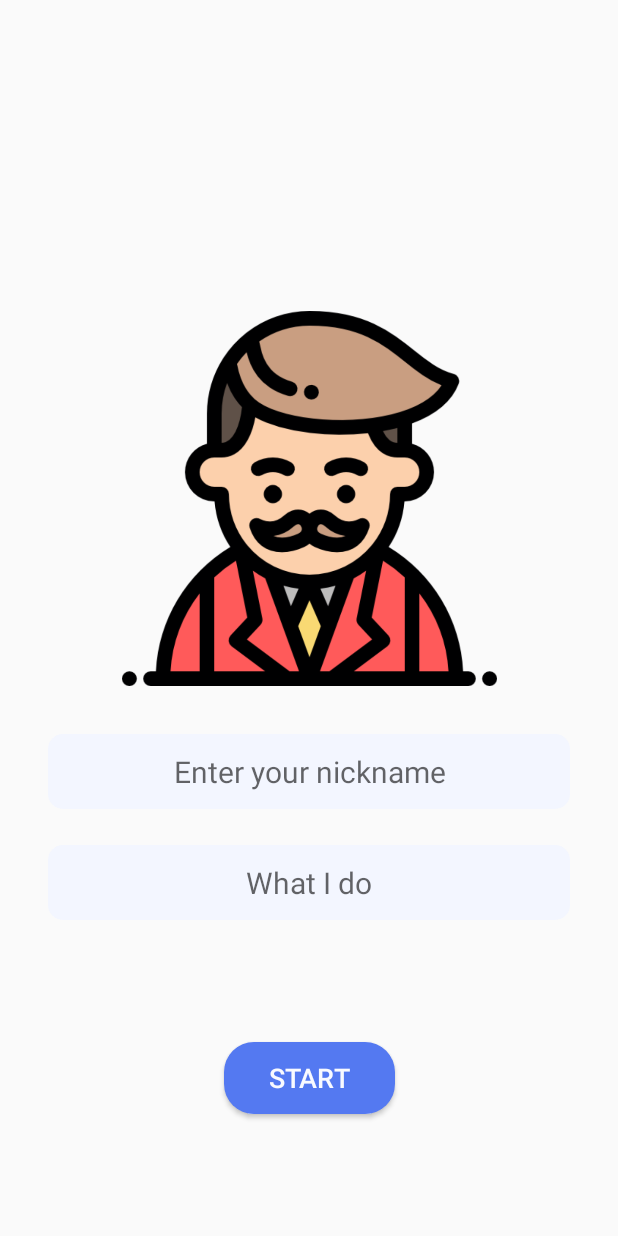
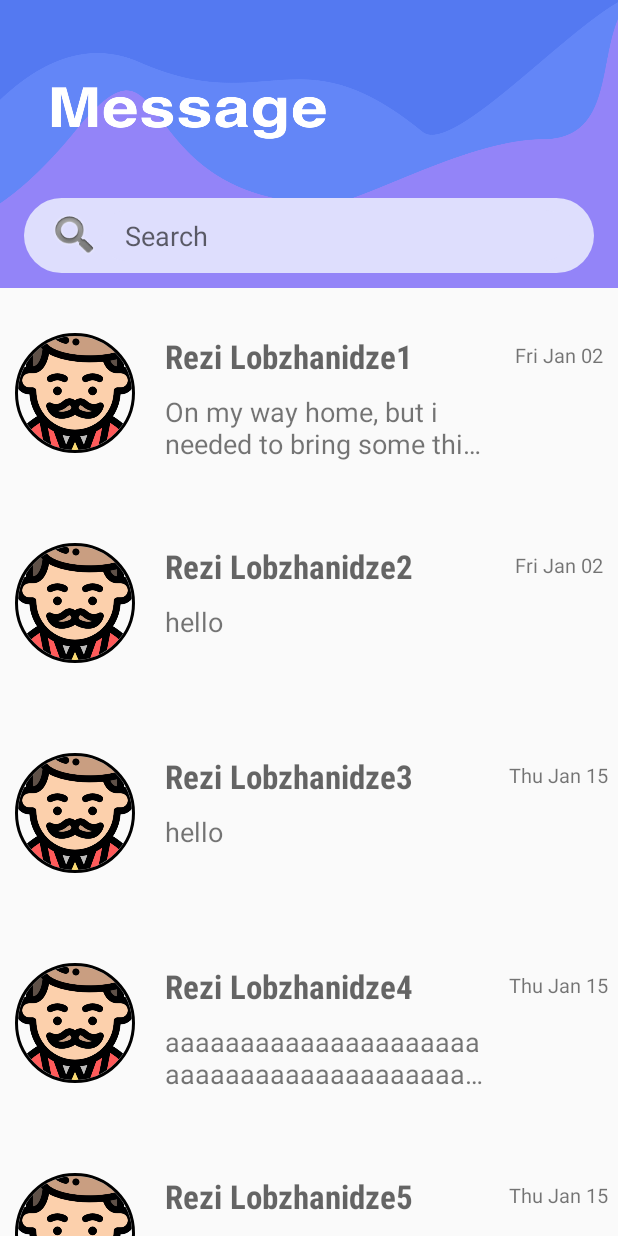
Before and after one commit to Android-Final-Project-dpipi17-rlobz17/Http-Chat, an Android app: the screen it shows after launch (MainActivity), on a phone screen of 412 x 824 dp. Run offline under Robolectric (Android 15) with nearby library versions, the phone set to English and light mode, and no system bars; our stand-ins replace CircleImageView.

Commit message:
Added History page

```diff
--- a/ChatClient/app/src/main/java/com/example/chatclient/pages/connectpage/ConnectPageModelImpl.kt
+++ b/ChatClient/app/src/main/java/com/example/chatclient/pages/connectpage/ConnectPageModelImpl.kt
@@ -7,7 +7,7 @@ class ConnectPageModelImpl(var presenter: ConnectPageContract.Presenter) : Conne
     override fun checkConnection(): Boolean {
         // TODO[DP] check service connection
         sleep(5000)
-        return false;
+        return false
     }
 
 }
--- /dev/null
+++ b/ChatClient/app/src/main/java/com/example/chatclient/pages/historypage/HistoryPageContract.kt
@@ -0,0 +1,21 @@
+package com.example.chatclient.pages.historypage
+
+import java.util.*
+
+interface HistoryPageContract {
+
+    interface View {
+        fun onDataUpdate()
+    }
+
+    interface Presenter {
+        fun getData(searchText : String)
+        fun removeMessages(nickname: String)
+    }
+
+    interface Model {
+        fun getData(searchText : String) : List<Objects>
+        fun removeMessages(nickname: String)
+    }
+
+}
--- /dev/null
+++ b/ChatClient/app/src/main/java/com/example/chatclient/pages/historypage/HistoryPageFragment.kt
@@ -0,0 +1,86 @@
+package com.example.chatclient.pages.historypage
+
+import android.content.Context
+import android.os.Bundle
+import android.view.LayoutInflater
+import android.view.View
+import android.view.ViewGroup
+import androidx.fragment.app.Fragment
+import androidx.recyclerview.widget.DefaultItemAnimator
+import androidx.recyclerview.widget.ItemTouchHelper
+import androidx.recyclerview.widget.LinearLayoutManager
+import androidx.recyclerview.widget.RecyclerView
+import com.example.chatclient.R
+import com.example.chatclient.pages.historypage.recyclerView.HistoryRecyclerView
+import com.example.chatclient.pages.historypage.recyclerView.HistoryRecyclerViewAdapter
+import com.example.chatclient.pages.historypage.recyclerView.HistoryRecyclerViewCellModel
+import java.util.*
+
+class HistoryPageFragment: Fragment(), HistoryPageContract.View {
+
+    private lateinit var mContext: Context
+    private lateinit var recyclerView: HistoryRecyclerView
+    private lateinit var recyclerViewAdapter: HistoryRecyclerViewAdapter
+
+    private var data : MutableList<HistoryRecyclerViewCellModel> = listOf(
+        HistoryRecyclerViewCellModel("", "Rezi Lobzhanidze1", "On my way home, but i needed to bring some things, so i stayed at home and I did not have enough time", Date(123422421)),
+        HistoryRecyclerViewCellModel("", "Rezi Lobzhanidze2", "hello", Date(123422333)),
+        HistoryRecyclerViewCellModel("", "Rezi Lobzhanidze3", "hello", Date(1234224213)),
+        HistoryRecyclerViewCellModel("", "Rezi Lobzhanidze4", "aaaaaaaaaaaaaaaaaaaaaaaaaaaaaaaaaaaaaaaaaaaaaaaaaaaaaaaaaaaaaaaaaaaaaaaaaaaaaaaaaaaaaaaaaaaaaaaaaaaaaa", Date(1234224321)),
+        HistoryRecyclerViewCellModel("", "Rezi Lobzhanidze5", "hello", Date(1234224323)),
+        HistoryRecyclerViewCellModel("", "Rezi Lobzhanidze6", "hello", Date(1234233331)),
+        HistoryRecyclerViewCellModel("", "Rezi Lobzhanidze7", "bbbbbbbbbbbbbbbbbbbbbbbbbbbbbbbbbbbbbbbbbbbbbbbbbbbbbbbbbbbbbbbbbbbbbbbbbbbbbbbbbbbbbbbbbbbbbbbbbbbbbbbbbbbbbbbbbbbbbbb", Date(123522421)),
+        HistoryRecyclerViewCellModel("", "Rezi Lobzhanidze8", "hello", Date(1231222421)),
+        HistoryRecyclerViewCellModel("", "Rezi Lobzhanidze9", "hello", Date(1211422421)),
+        HistoryRecyclerViewCellModel("", "Rezi Lobzhanidze10", "hello", Date(1299422421)),
+        HistoryRecyclerViewCellModel("", "Rezi Lobzhanidze11", "hello", Date(1239922421)),
+        HistoryRecyclerViewCellModel("", "Rezi Lobzhanidze12", "hello", Date(1234992421))
+    ).toMutableList()
+
+    override fun onAttach(context: Context) {
+        super.onAttach(context)
+        mContext = context
+    }
+
+    override fun onCreateView(
+        inflater: LayoutInflater,
+        container: ViewGroup?,
+        savedInstanceState: Bundle?
+    ): View? {
+        val view = inflater.inflate(R.layout.history_fragment_layout, container, false)
+
+        recyclerView = view.findViewById(R.id.history_recycler_view)
+        recyclerView.layoutManager = LinearLayoutManager(this.context)
+
+        recyclerView.itemAnimator = DefaultItemAnimator()
+
+        recyclerView.setEmptyView(view.findViewById(R.id.history_recycler_view_empty_text_view))
+        ItemTouchHelper(itemTouchHelpCallBack).attachToRecyclerView(recyclerView)
+        recyclerViewAdapter = HistoryRecyclerViewAdapter()
+        recyclerView.adapter = recyclerViewAdapter
+        recyclerViewAdapter.updateData(data)
+
+        return view
+    }
+
+    override fun onDataUpdate() {
+        // TODO[RL] Not yet implemented
+    }
+
+    private val itemTouchHelpCallBack = object : ItemTouchHelper.SimpleCallback(0, ItemTouchHelper.LEFT){
+        override fun onMove(
+            recyclerView: RecyclerView,
+            viewHolder: RecyclerView.ViewHolder,
+            target: RecyclerView.ViewHolder
+        ): Boolean {
+            return false
+        }
+
+        override fun onSwiped(viewHolder: RecyclerView.ViewHolder, direction: Int) {
+
+            data.removeAt(viewHolder.adapterPosition)
+            recyclerViewAdapter.updateData(data)
+        }
+    }
+
+}
--- /dev/null
+++ b/ChatClient/app/src/main/java/com/example/chatclient/pages/historypage/HistoryPageModelImpl.kt
@@ -0,0 +1,16 @@
+package com.example.chatclient.pages.historypage
+
+import java.util.*
+
+
+class HistoryPageModelImpl (var presenter: HistoryPageContract.Presenter) : HistoryPageContract.Model{
+
+    override fun getData(searchText: String): List<Objects> {
+        TODO("Not yet implemented")
+    }
+
+    override fun removeMessages(nickname: String) {
+        TODO("Not yet implemented")
+    }
+
+}
--- /dev/null
+++ b/ChatClient/app/src/main/java/com/example/chatclient/pages/historypage/HistoryPagePresenterImpl.kt
@@ -0,0 +1,15 @@
+package com.example.chatclient.pages.historypage
+
+import android.content.Context
+
+class HistoryPagePresenterImpl (var view: HistoryPageContract.View, var context: Context) : HistoryPageContract.Presenter{
+
+    override fun getData(searchText: String) {
+        TODO("Not yet implemented")
+    }
+
+    override fun removeMessages(nickname: String) {
+        TODO("Not yet implemented")
+    }
+
+}
--- /dev/null
+++ b/ChatClient/app/src/main/java/com/example/chatclient/pages/historypage/customViews/HistoryToolbarLayout.kt
@@ -0,0 +1,14 @@
+package com.example.chatclient.pages.historypage.customViews
+
+import android.content.Context
+import android.util.AttributeSet
+import android.view.View
+import androidx.constraintlayout.widget.ConstraintLayout
+
+class HistoryToolbarLayout(context: Context, attributes: AttributeSet) : ConstraintLayout(context, attributes) {
+
+    init {
+        View.inflate(context, com.example.chatclient.R.layout.history_toolbar_layout, this)
+    }
+
+}
--- /dev/null
+++ b/ChatClient/app/src/main/java/com/example/chatclient/pages/historypage/recyclerView/HistoryRecyclerView.kt
@@ -0,0 +1,49 @@
+package com.example.chatclient.pages.historypage.recyclerView
+
+import android.content.Context
+import android.util.AttributeSet
+import android.view.View
+import androidx.recyclerview.widget.RecyclerView
+
+class HistoryRecyclerView(context: Context, attributeSet: AttributeSet) : RecyclerView(context, attributeSet) {
+
+    private var empty_view : View? = null
+
+
+    private fun initEmptyView(){
+        if(empty_view != null){
+            if (adapter == null || adapter!!.itemCount == 0){
+                this.visibility = View.GONE
+                empty_view!!.visibility  = View.VISIBLE
+            }else{
+                empty_view!!.visibility = View.GONE
+                this.visibility = View.VISIBLE
+            }
+        }
+    }
+
+    private val observer = object : AdapterDataObserver(){
+        override fun onChanged() {
+            super.onChanged()
+            initEmptyView()
+        }
+
+        override fun onItemRangeRemoved(positionStart: Int, itemCount: Int) {
+            super.onItemRangeRemoved(positionStart, itemCount)
+            initEmptyView()
+        }
+    }
+
+    override fun setAdapter(adapter: Adapter<*>?) {
+        val oldAdapter = this.adapter
+        super.setAdapter(adapter)
+
+        oldAdapter?.unregisterAdapterDataObserver(observer)
+        adapter?.registerAdapterDataObserver(observer)
+    }
+
+    fun setEmptyView(view: View){
+        empty_view = view
+        initEmptyView()
+    }
+}
--- /dev/null
+++ b/ChatClient/app/src/main/java/com/example/chatclient/pages/historypage/recyclerView/HistoryRecyclerViewAdapter.kt
@@ -0,0 +1,31 @@
+package com.example.chatclient.pages.historypage.recyclerView
+
+import android.view.LayoutInflater
+import android.view.ViewGroup
+import androidx.recyclerview.widget.RecyclerView
+import com.example.chatclient.R
+
+class HistoryRecyclerViewAdapter : RecyclerView.Adapter<RecyclerView.ViewHolder>() {
+
+    private lateinit var data : List<HistoryRecyclerViewCellModel>
+
+    override fun onCreateViewHolder(parent: ViewGroup, viewType: Int): RecyclerView.ViewHolder {
+        val view = LayoutInflater.from(parent.context).inflate(R.layout.history_recycler_view_item, parent, false)
+        return HistoryRecyclerViewViewHolder(view)
+    }
+
+    override fun getItemCount(): Int {
+        return data.size
+    }
+
+    override fun onBindViewHolder(holder: RecyclerView.ViewHolder, position: Int) {
+        val history_recycler_view_cell_view_holder = holder as HistoryRecyclerViewViewHolder
+        history_recycler_view_cell_view_holder.setUpView(data[position])
+    }
+
+    fun updateData(newData: List<HistoryRecyclerViewCellModel>){
+        data = newData
+        notifyDataSetChanged()
+    }
+
+}
--- /dev/null
+++ b/ChatClient/app/src/main/java/com/example/chatclient/pages/historypage/recyclerView/HistoryRecyclerViewCellModel.kt
@@ -0,0 +1,10 @@
+package com.example.chatclient.pages.historypage.recyclerView
+
+import java.util.*
+
+data class HistoryRecyclerViewCellModel(
+    var image_string : String,
+    var nickname : String,
+    var last_message: String,
+    var last_date: Date
+)
--- /dev/null
+++ b/ChatClient/app/src/main/java/com/example/chatclient/pages/historypage/recyclerView/HistoryRecyclerViewViewHolder.kt
@@ -0,0 +1,40 @@
+package com.example.chatclient.pages.historypage.recyclerView
+
+import android.graphics.BitmapFactory
+import android.view.View
+import android.widget.ImageView
+import android.widget.TextView
+import androidx.recyclerview.widget.RecyclerView
+import com.example.chatclient.R
+
+class HistoryRecyclerViewViewHolder (itemView: View) : RecyclerView.ViewHolder(itemView) {
+
+    private var history_recycler_view_item_image_view : ImageView? = null
+    private var history_recycler_view_item_nickname_text_view : TextView? = null
+    private var history_recycler_view_item_last_message_text_view : TextView? = null
+    private var history_recycler_view_item_last_date_text_view : TextView? = null
+
+    init {
+        history_recycler_view_item_image_view = itemView.findViewById(R.id.history_recycler_view_item_image_view)
+        history_recycler_view_item_nickname_text_view = itemView.findViewById(R.id.history_recycler_view_item_nickname_text_view)
+        history_recycler_view_item_last_message_text_view = itemView.findViewById(R.id.history_recycler_view_item_last_message_text_view)
+        history_recycler_view_item_last_date_text_view = itemView.findViewById(R.id.history_recycler_view_item_last_date_text_view)
+    }
+
+    fun setUpView(model: HistoryRecyclerViewCellModel){
+        if(model.image_string == ""){
+            history_recycler_view_item_image_view?.setImageResource(R.drawable.login_default_avatar)
+        }else {
+            val imageBytes =
+                android.util.Base64.decode(model.image_string, android.util.Base64.DEFAULT)
+            val decodedImage = BitmapFactory.decodeByteArray(imageBytes, 0, imageBytes.size)
+            history_recycler_view_item_image_view?.setImageBitmap(decodedImage)
+        }
+
+        history_recycler_view_item_nickname_text_view?.text = model.nickname
+        history_recycler_view_item_last_message_text_view?.text = model.last_message
+        // TODO[RL] display date better
+        history_recycler_view_item_last_date_text_view?.text = model.last_date.toString()
+    }
+
+}
--- a/ChatClient/app/src/main/java/com/example/chatclient/pages/loginpage/LoginPageFragment.kt
+++ b/ChatClient/app/src/main/java/com/example/chatclient/pages/loginpage/LoginPageFragment.kt
@@ -4,7 +4,6 @@ import android.app.Activity
 import android.content.Context
 import android.content.Intent
 import android.graphics.Bitmap
-import android.graphics.BitmapFactory
 import android.graphics.drawable.BitmapDrawable
 import android.os.Bundle
 import android.provider.MediaStore
--- /dev/null
+++ b/ChatClient/app/src/main/res/drawable/history_search_shape.xml
@@ -0,0 +1,8 @@
+<?xml version="1.0" encoding="utf-8"?>
+<shape xmlns:android="http://schemas.android.com/apk/res/android"
+    android:shape="rectangle">
+
+    <corners android:radius="50dp" />
+    <solid android:color="@color/history_search_background_color" />
+
+</shape>
--- /dev/null
+++ b/ChatClient/app/src/main/res/layout/history_fragment_layout.xml
@@ -0,0 +1,57 @@
+<?xml version="1.0" encoding="utf-8"?>
+<androidx.coordinatorlayout.widget.CoordinatorLayout xmlns:android="http://schemas.android.com/apk/res/android"
+    xmlns:tools="http://schemas.android.com/tools"
+    xmlns:app="http://schemas.android.com/apk/res-auto"
+
+
+    android:layout_width="match_parent"
+    android:layout_height="match_parent">
+
+    <com.google.android.material.appbar.AppBarLayout
+        android:id="@+id/appbar"
+        android:layout_width="match_parent"
+        android:layout_height="192dp">
+
+        <com.google.android.material.appbar.CollapsingToolbarLayout
+            android:layout_width="match_parent"
+            android:layout_height="match_parent"
+            android:minHeight="70dp"
+            app:layout_scrollFlags="scroll|snap|exitUntilCollapsed"
+            app:toolbarId="@+id/toolbar">
+
+            <com.example.chatclient.pages.historypage.customViews.HistoryToolbarLayout
+                android:layout_width="match_parent"
+                android:layout_height="match_parent">
+
+            </com.example.chatclient.pages.historypage.customViews.HistoryToolbarLayout>
+
+
+        </com.google.android.material.appbar.CollapsingToolbarLayout>
+    </com.google.android.material.appbar.AppBarLayout>
+
+    <androidx.core.widget.NestedScrollView
+        android:layout_width="match_parent"
+        android:layout_height="match_parent"
+        app:layout_behavior="com.google.android.material.appbar.AppBarLayout$ScrollingViewBehavior">
+
+        <com.example.chatclient.pages.historypage.recyclerView.HistoryRecyclerView
+            android:id="@+id/history_recycler_view"
+            android:layout_width="match_parent"
+            android:layout_height="wrap_content"
+            tools:listitem="@layout/history_recycler_view_item">
+
+        </com.example.chatclient.pages.historypage.recyclerView.HistoryRecyclerView>
+
+
+
+    </androidx.core.widget.NestedScrollView>
+
+    <TextView
+        android:id="@+id/history_recycler_view_empty_text_view"
+        android:layout_width="match_parent"
+        android:layout_height="match_parent"
+        android:text="@string/history_recycler_view_empty_view_text"
+        android:gravity="center"
+        android:textSize="24sp" />
+
+</androidx.coordinatorlayout.widget.CoordinatorLayout>
--- /dev/null
+++ b/ChatClient/app/src/main/res/layout/history_recycler_view_item.xml
@@ -0,0 +1,73 @@
+<?xml version="1.0" encoding="utf-8"?>
+<androidx.constraintlayout.widget.ConstraintLayout xmlns:android="http://schemas.android.com/apk/res/android"
+    xmlns:app="http://schemas.android.com/apk/res-auto"
+    xmlns:tools="http://schemas.android.com/tools"
+    android:layout_width="match_parent"
+    android:layout_height="140dp">
+
+
+    <de.hdodenhof.circleimageview.CircleImageView
+        android:id="@+id/history_recycler_view_item_image_view"
+        android:layout_width="100dp"
+        android:layout_height="match_parent"
+        android:src="@drawable/login_default_avatar"
+        app:civ_border_color="#FF000000"
+        app:civ_border_width="2dp"
+        android:padding="10dp"
+        app:layout_constraintBottom_toBottomOf="parent"
+        app:layout_constraintStart_toStartOf="parent"
+        app:layout_constraintTop_toTopOf="parent" />
+
+    <LinearLayout
+        android:layout_width="0dp"
+        android:layout_height="match_parent"
+        android:orientation="vertical"
+        app:layout_constraintBottom_toBottomOf="parent"
+        app:layout_constraintEnd_toStartOf="@+id/history_recycler_view_item_last_date_text_view"
+        app:layout_constraintStart_toEndOf="@+id/history_recycler_view_item_image_view"
+        app:layout_constraintTop_toTopOf="parent">
+
+        <TextView
+            android:id="@+id/history_recycler_view_item_nickname_text_view"
+            android:layout_width="match_parent"
+            android:layout_height="60dp"
+            android:ellipsize="end"
+            android:fontFamily="sans-serif-condensed"
+            android:gravity="bottom"
+            android:maxLines="1"
+            android:paddingTop="15dp"
+            android:paddingLeft="10dp"
+            android:paddingRight="10dp"
+            android:textAppearance="@style/TextAppearance.AppCompat.Display1"
+            android:textSize="22sp"
+            android:textStyle="bold"
+            tools:text="Revaz Lobzhanidze" />
+
+        <TextView
+            android:id="@+id/history_recycler_view_item_last_message_text_view"
+            android:layout_width="match_parent"
+            android:layout_height="match_parent"
+            android:ellipsize="end"
+            android:gravity="top"
+            android:maxLines="2"
+            android:padding="10dp"
+            android:textSize="18sp"
+            tools:text="On my way home, but i needed to bring some things, so i stayed at home and I did not have enough time" />
+    </LinearLayout>
+
+    <TextView
+        android:id="@+id/history_recycler_view_item_last_date_text_view"
+        android:layout_width="80dp"
+        android:layout_height="0dp"
+        android:layout_marginTop="32dp"
+        android:layout_marginBottom="32dp"
+        android:gravity="top|center_horizontal"
+        android:lines="1"
+        android:padding="3dp"
+        android:textSize="13sp"
+        app:layout_constraintBottom_toBottomOf="parent"
+        app:layout_constraintEnd_toEndOf="parent"
+        app:layout_constraintTop_toTopOf="parent"
+        tools:text="15/04/2020" />
+
+</androidx.constraintlayout.widget.ConstraintLayout>
--- /dev/null
+++ b/ChatClient/app/src/main/res/layout/history_toolbar_layout.xml
@@ -0,0 +1,54 @@
+<?xml version="1.0" encoding="utf-8"?>
+<androidx.constraintlayout.widget.ConstraintLayout
+    xmlns:android="http://schemas.android.com/apk/res/android"
+    xmlns:app="http://schemas.android.com/apk/res-auto"
+    android:id="@+id/history_toolbar_layout"
+    android:layout_width="match_parent"
+    android:layout_height="match_parent"
+    android:background="@drawable/history_toolbar_background">
+
+    <androidx.constraintlayout.widget.ConstraintLayout
+        android:layout_width="match_parent"
+        android:layout_height="50dp"
+        android:layout_marginStart="16dp"
+        android:layout_marginEnd="16dp"
+        android:layout_marginBottom="10dp"
+        android:background="@drawable/history_search_shape"
+        app:layout_constraintBottom_toBottomOf="parent"
+        app:layout_constraintEnd_toEndOf="parent"
+        app:layout_constraintStart_toStartOf="parent">
+
+        <TextView
+            android:id="@+id/textView"
+            android:layout_width="35dp"
+            android:layout_height="match_parent"
+            android:layout_marginStart="16dp"
+            android:layout_marginTop="8dp"
+            android:layout_marginBottom="8dp"
+            android:background="@android:drawable/ic_search_category_default"
+            app:layout_constraintBottom_toBottomOf="parent"
+            app:layout_constraintStart_toStartOf="parent"
+            app:layout_constraintTop_toTopOf="parent" />
+
+        <EditText
+            android:id="@+id/editTextTextPersonName"
+            android:layout_width="0dp"
+            android:layout_height="0dp"
+            android:layout_marginTop="8dp"
+            android:layout_marginEnd="16dp"
+            android:layout_marginBottom="8dp"
+            android:background="@drawable/history_search_shape"
+            android:hint="@string/history_search_text"
+            android:inputType="textPersonName"
+            android:paddingStart="16dp"
+            android:paddingEnd="16dp"
+            android:textColor="@color/history_search_text_color"
+            app:layout_constraintBottom_toBottomOf="parent"
+            app:layout_constraintEnd_toEndOf="parent"
+            app:layout_constraintStart_toEndOf="@+id/textView"
+            app:layout_constraintTop_toTopOf="parent"
+            android:importantForAutofill="no" />
+
+    </androidx.constraintlayout.widget.ConstraintLayout>
+
+</androidx.constraintlayout.widget.ConstraintLayout>
--- a/ChatClient/app/src/main/res/navigation/nav_graph.xml
+++ b/ChatClient/app/src/main/res/navigation/nav_graph.xml
@@ -1,7 +1,7 @@
 <?xml version="1.0" encoding="utf-8"?>
 <navigation xmlns:android="http://schemas.android.com/apk/res/android"
     xmlns:app="http://schemas.android.com/apk/res-auto" android:id="@+id/nav_graph"
-    app:startDestination="@id/loginPageFragment">
+    app:startDestination="@id/historyPageFragment">
 
     <fragment
         android:id="@+id/connectPageFragment"
@@ -15,4 +15,8 @@
         android:id="@+id/loginPageFragment"
         android:name="com.example.chatclient.pages.loginpage.LoginPageFragment"
         android:label="LoginPageFragment" />
+    <fragment
+        android:id="@+id/historyPageFragment"
+        android:name="com.example.chatclient.pages.historypage.HistoryPageFragment"
+        android:label="HistoryPageFragment" />
 </navigation>
--- a/ChatClient/app/src/main/res/values/colors.xml
+++ b/ChatClient/app/src/main/res/values/colors.xml
@@ -10,4 +10,7 @@
     <color name="login_start_button_background_color">#5479F1</color>
     <color name="login_start_button_text_color">#F9FAFF</color>
 
+    <color name="history_search_background_color">#DEDEFD</color>
+    <color name="history_search_text_color">#A0A0B2</color>
+
 </resources>
--- a/ChatClient/app/src/main/res/values/strings.xml
+++ b/ChatClient/app/src/main/res/values/strings.xml
@@ -15,4 +15,8 @@
     <string name="login_failure">Login Failure</string>
 
 
+    <string name="history_search_text">Search</string>
+    <string name="history_recycler_view_empty_view_text">You have no chat history</string>
+
+
 </resources>
```
Also changed, not shown: ChatClient/app/build.gradle (+7 -2 lines), ChatClient/app/src/main/res/drawable/history_toolbar_background.png (added).
